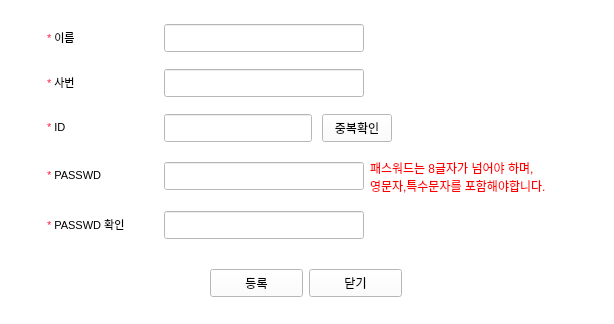
hyeona-jeong/HRIS, file sign_up.ui: the form before one commit.
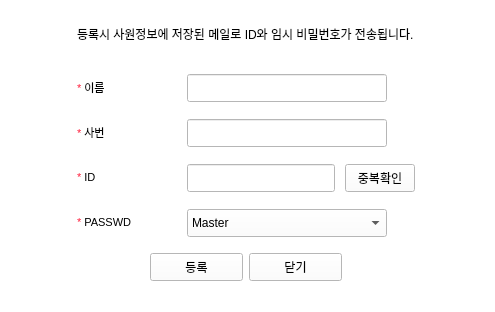
The form after the commit.

The edit to the form file:
```diff
--- a/sign_up.ui
+++ b/sign_up.ui
@@ -6,8 +6,8 @@
    <rect>
     <x>0</x>
     <y>0</y>
-    <width>614</width>
-    <height>324</height>
+    <width>495</width>
+    <height>312</height>
    </rect>
   </property>
   <property name="palette">
@@ -461,92 +461,26 @@
      <rect>
       <x>0</x>
       <y>0</y>
-      <width>612</width>
-      <height>321</height>
+      <width>491</width>
+      <height>311</height>
      </rect>
     </property>
     <layout class="QVBoxLayout" name="signlayout" stretch="0,0,0,0,0">
-     <item>
-      <spacer name="verticalSpacer_4">
-       <property name="orientation">
-        <enum>Qt::Vertical</enum>
+     <item alignment="Qt::AlignHCenter|Qt::AlignVCenter">
+      <widget class="QLabel" name="label">
+       <property name="text">
+        <string>등록시 사원정보에 저장된 메일로 ID와 임시 비밀번호가 전송됩니다.</string>
        </property>
-       <property name="sizeType">
-        <enum>QSizePolicy::Fixed</enum>
-       </property>
-       <property name="sizeHint" stdset="0">
-        <size>
-         <width>20</width>
-         <height>10</height>
-        </size>
-       </property>
-      </spacer>
+      </widget>
      </item>
      <item>
-      <layout class="QGridLayout" name="grid">
+      <layout class="QGridLayout" name="grid" columnstretch="0,0,0,0">
        <property name="horizontalSpacing">
         <number>10</number>
        </property>
        <property name="verticalSpacing">
         <number>17</number>
        </property>
-       <item row="0" column="1">
-        <widget class="QLabel" name="name_label">
-         <property name="minimumSize">
-          <size>
-           <width>100</width>
-           <height>28</height>
-          </size>
-         </property>
-         <property name="maximumSize">
-          <size>
-           <width>100</width>
-           <height>28</height>
-          </size>
-         </property>
-         <property name="text">
-          <string>&lt;html&gt;&lt;head/&gt;&lt;body&gt;&lt;p&gt;&lt;span style=&quot; font-size:8pt; color:#ff1d3b;&quot;&gt;*&lt;/span&gt;&lt;span style=&quot; font-size:8pt;&quot;&gt; 이름&lt;/span&gt;&lt;/p&gt;&lt;/body&gt;&lt;/html&gt;</string>
-         </property>
-        </widget>
-       </item>
-       <item row="4" column="1">
-        <widget class="QLabel" name="ps2_label">
-         <property name="minimumSize">
-          <size>
-           <width>100</width>
-           <height>28</height>
-          </size>
-         </property>
-         <property name="maximumSize">
-          <size>
-           <width>100</width>
-           <height>28</height>
-          </size>
-         </property>
-         <property name="text">
-          <string>&lt;html&gt;&lt;head/&gt;&lt;body&gt;&lt;p&gt;&lt;span style=&quot; font-size:8pt; color:#ff1d3b;&quot;&gt;*&lt;/span&gt;&lt;span style=&quot; font-size:8pt;&quot;&gt; PASSWD 확인&lt;/span&gt;&lt;/p&gt;&lt;/body&gt;&lt;/html&gt;</string>
-         </property>
-        </widget>
-       </item>
-       <item row="3" column="1">
-        <widget class="QLabel" name="ps_label">
-         <property name="minimumSize">
-          <size>
-           <width>100</width>
-           <height>28</height>
-          </size>
-         </property>
-         <property name="maximumSize">
-          <size>
-           <width>100</width>
-           <height>28</height>
-          </size>
-         </property>
-         <property name="text">
-          <string>&lt;html&gt;&lt;head/&gt;&lt;body&gt;&lt;p&gt;&lt;span style=&quot; font-size:8pt; color:#ff1d3b;&quot;&gt;*&lt;/span&gt;&lt;span style=&quot; font-size:8pt;&quot;&gt; PASSWD&lt;/span&gt;&lt;/p&gt;&lt;/body&gt;&lt;/html&gt;</string>
-         </property>
-        </widget>
-       </item>
        <item row="1" column="1">
         <widget class="QLabel" name="emp_num_label">
          <property name="minimumSize">
@@ -566,6 +500,25 @@
          </property>
         </widget>
        </item>
+       <item row="0" column="1">
+        <widget class="QLabel" name="name_label">
+         <property name="minimumSize">
+          <size>
+           <width>100</width>
+           <height>28</height>
+          </size>
+         </property>
+         <property name="maximumSize">
+          <size>
+           <width>100</width>
+           <height>28</height>
+          </size>
+         </property>
+         <property name="text">
+          <string>&lt;html&gt;&lt;head/&gt;&lt;body&gt;&lt;p&gt;&lt;span style=&quot; font-size:8pt; color:#ff1d3b;&quot;&gt;*&lt;/span&gt;&lt;span style=&quot; font-size:8pt;&quot;&gt; 이름&lt;/span&gt;&lt;/p&gt;&lt;/body&gt;&lt;/html&gt;</string>
+         </property>
+        </widget>
+       </item>
        <item row="0" column="2">
         <widget class="QLineEdit" name="name_lineEdit">
          <property name="minimumSize">
@@ -576,7 +529,7 @@
          </property>
          <property name="maximumSize">
           <size>
-           <width>120</width>
+           <width>200</width>
            <height>28</height>
           </size>
          </property>
@@ -601,11 +554,56 @@
          </property>
         </widget>
        </item>
-       <item row="4" column="2">
-        <widget class="QLineEdit" name="ps2_lineEdit">
+       <item row="3" column="1">
+        <widget class="QLabel" name="ps_label">
          <property name="minimumSize">
           <size>
-           <width>200</width>
+           <width>100</width>
+           <height>28</height>
+          </size>
+         </property>
+         <property name="maximumSize">
+          <size>
+           <width>100</width>
+           <height>28</height>
+          </size>
+         </property>
+         <property name="text">
+          <string>&lt;html&gt;&lt;head/&gt;&lt;body&gt;&lt;p&gt;&lt;span style=&quot; font-size:8pt; color:#ff1d3b;&quot;&gt;*&lt;/span&gt;&lt;span style=&quot; font-size:8pt;&quot;&gt; PASSWD&lt;/span&gt;&lt;/p&gt;&lt;/body&gt;&lt;/html&gt;</string>
+         </property>
+        </widget>
+       </item>
+       <item row="2" column="3">
+        <spacer name="horizontalSpacer_3">
+         <property name="orientation">
+          <enum>Qt::Horizontal</enum>
+         </property>
+         <property name="sizeHint" stdset="0">
+          <size>
+           <width>40</width>
+           <height>20</height>
+          </size>
+         </property>
+        </spacer>
+       </item>
+       <item row="1" column="0">
+        <spacer name="horizontalSpacer_4">
+         <property name="orientation">
+          <enum>Qt::Horizontal</enum>
+         </property>
+         <property name="sizeHint" stdset="0">
+          <size>
+           <width>40</width>
+           <height>20</height>
+          </size>
+         </property>
+        </spacer>
+       </item>
+       <item row="1" column="2">
+        <widget class="QLineEdit" name="emp_num_lineEdit">
+         <property name="minimumSize">
+          <size>
+           <width>199</width>
            <height>28</height>
           </size>
          </property>
@@ -665,79 +663,31 @@
          </item>
         </layout>
        </item>
-       <item row="1" column="2">
-        <widget class="QLineEdit" name="emp_num_lineEdit">
-         <property name="minimumSize">
-          <size>
-           <width>200</width>
-           <height>28</height>
-          </size>
-         </property>
-         <property name="maximumSize">
-          <size>
-           <width>120</width>
-           <height>28</height>
-          </size>
-         </property>
-        </widget>
-       </item>
        <item row="3" column="2">
-        <layout class="QHBoxLayout" name="horizontalLayout_4">
-         <property name="spacing">
-          <number>6</number>
+        <widget class="QComboBox" name="authCombo">
+         <property name="minimumSize">
+          <size>
+           <width>200</width>
+           <height>28</height>
+          </size>
          </property>
+         <property name="maximumSize">
+          <size>
+           <width>28</width>
+           <height>16777215</height>
+          </size>
+         </property>
          <item>
-          <widget class="QLineEdit" name="ps_lineEdit">
-           <property name="minimumSize">
-            <size>
-             <width>200</width>
-             <height>28</height>
-            </size>
-           </property>
-           <property name="maximumSize">
-            <size>
-             <width>200</width>
-             <height>28</height>
-            </size>
-           </property>
-          </widget>
+          <property name="text">
+           <string>Master</string>
+          </property>
          </item>
          <item>
-          <widget class="QLabel" name="label_2">
-           <property name="minimumSize">
-            <size>
-             <width>235</width>
-             <height>35</height>
-            </size>
-           </property>
-           <property name="maximumSize">
-            <size>
-             <width>235</width>
-             <height>35</height>
-            </size>
-           </property>
-           <property name="text">
-            <string>&lt;html&gt;&lt;head/&gt;&lt;body&gt;&lt;p&gt;&lt;span style=&quot; color:#ff0000;&quot;&gt;패스워드는 8글자가 넘어야 하며, &lt;br&gt;영문자,특수문자를 포함해야합니다.&lt;/span&gt;&lt;/p&gt;&lt;/body&gt;&lt;/html&gt;</string>
-           </property>
-          </widget>
+          <property name="text">
+           <string>Regular</string>
+          </property>
          </item>
-        </layout>
-       </item>
-       <item row="2" column="0">
-        <spacer name="horizontalSpacer_3">
-         <property name="orientation">
-          <enum>Qt::Horizontal</enum>
-         </property>
-         <property name="sizeType">
-          <enum>QSizePolicy::Fixed</enum>
-         </property>
-         <property name="sizeHint" stdset="0">
-          <size>
-           <width>40</width>
-           <height>20</height>
-          </size>
-         </property>
-        </spacer>
+        </widget>
        </item>
       </layout>
      </item>
@@ -838,8 +788,8 @@
        </property>
        <property name="sizeHint" stdset="0">
         <size>
-         <width>20</width>
-         <height>10</height>
+         <width>40</width>
+         <height>30</height>
         </size>
        </property>
       </spacer>
```
Left out of the diff: 2 changed lines with no effect on the pictures.
